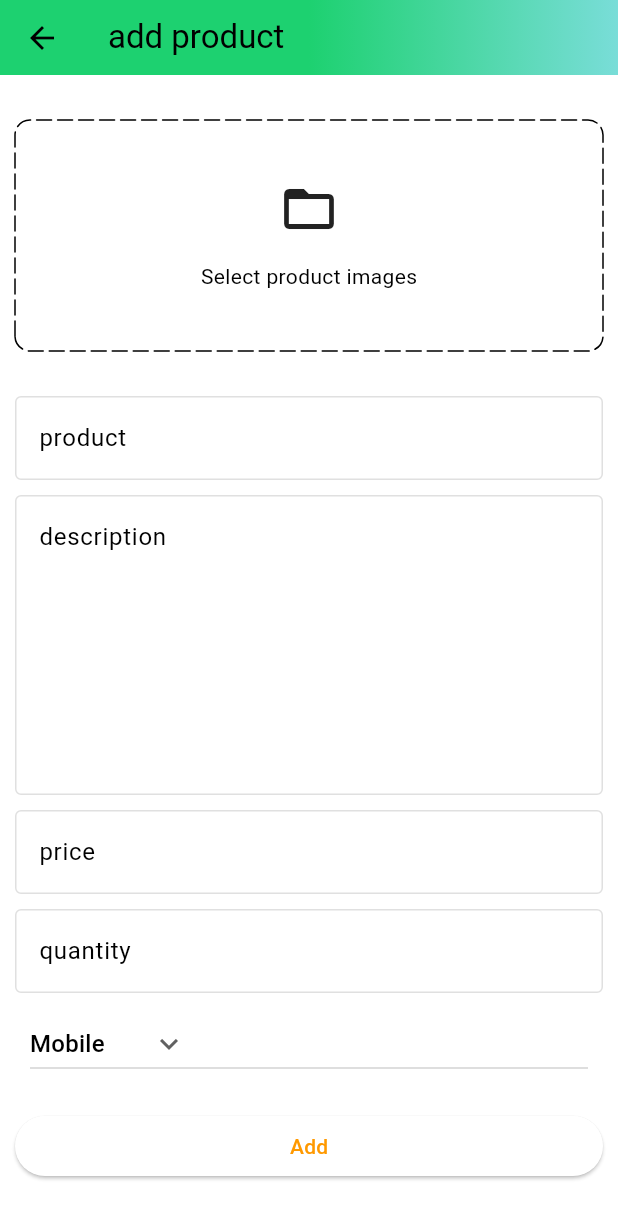
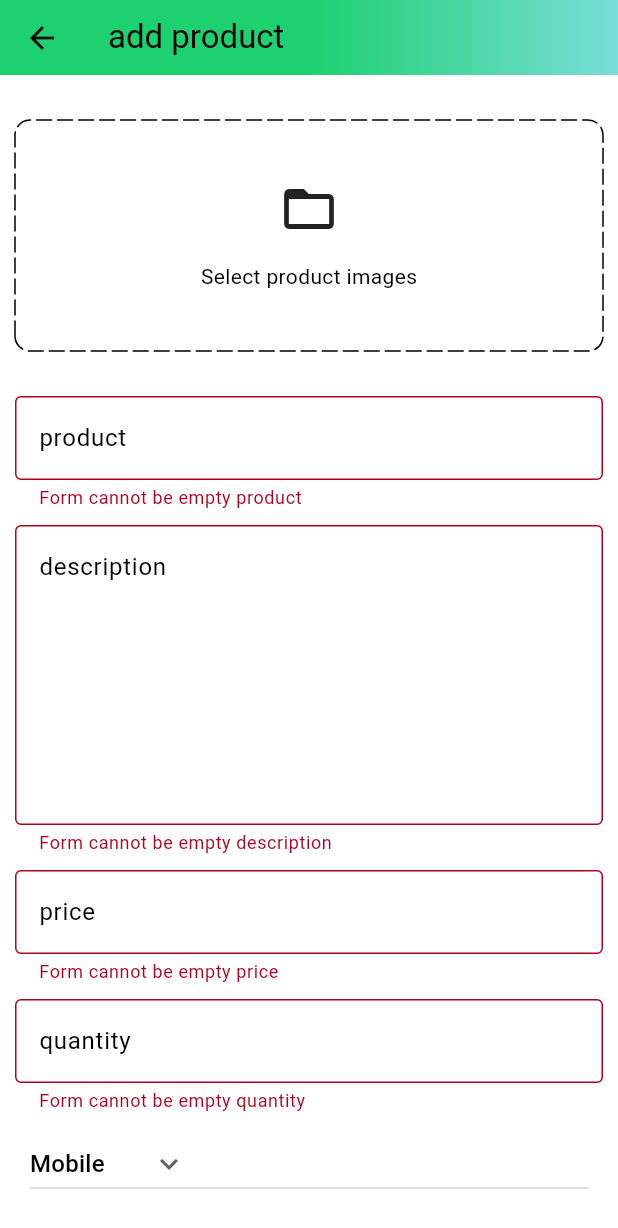
Before and after one commit to obasootoM/my_project, a Flutter app: the AddProduct screen opened by its route, after a tap on "Add", on a phone screen of 412 x 824 dp. Shown: the top 1228 px of the screen. Run offline on Flutter 3.47's test engine with Material 2 defaults, Android fonts, the phone set to English and light mode, and no system bars; drawn by our look-alikes of dotted_border; our stand-ins replace badges, carousel_slider, file_picker, shared_preferences; missing offline and left inert: cloudinary_public; accounts and stored records are empty.

Commit message:
adding admin screen

```diff
--- a/lib/common/widget/custom_button.dart
+++ b/lib/common/widget/custom_button.dart
@@ -8,6 +8,7 @@ class CustomButton extends StatelessWidget {
   @override
   Widget build(BuildContext context) {
     return ElevatedButton(
+
         onPressed: onTap,
         style: ElevatedButton.styleFrom(
           minimumSize: const Size(double.infinity, 40)
--- a/lib/constant/global_variablee.dart
+++ b/lib/constant/global_variablee.dart
@@ -1,7 +1,7 @@
 import 'package:flutter/material.dart';
 
 //
-String uri = "http://196.220.145.121:3000";
+String uri = "http://196.220.135.166:3000";
 class GlobalVariable {
   //color
   static const appGradient = LinearGradient(
--- a/lib/feautures/admin/screen/add_product.dart
+++ b/lib/feautures/admin/screen/add_product.dart
@@ -6,6 +6,7 @@ import 'package:flutter/material.dart';
 import 'package:my_project/common/widget/custom_button.dart';
 import 'package:my_project/common/widget/custom_textfield.dart';
 import 'package:my_project/constant/utilis.dart';
+import 'package:my_project/feautures/admin/services/admin_service.dart';
 
 import '../../../constant/global_variablee.dart';
 
@@ -22,12 +23,25 @@ class _AddProductState extends State<AddProduct> {
   final TextEditingController _descriptionEditingController = TextEditingController();
   final TextEditingController _priceEditingController = TextEditingController();
   final TextEditingController _quantityEditingController = TextEditingController();
+  final AdminService _adminService = AdminService();
+  final _addFormKey = GlobalKey<FormState>();
   List<File> images = [];
   void pickImage() async{
     var res = await pickFile();
     setState(() {
       images = res;
     });
+  }
+  void sellProduct() {
+    if (_addFormKey.currentState!.validate())
+    _adminService.sellProduct(
+        context: context,
+        name: _productEditingController.text,
+        description: _descriptionEditingController.text,
+        price: double.parse(_priceEditingController.text),
+        quantity: double.parse(_quantityEditingController.text),
+        category: category,
+        images: images);
   }
   @override
   void dispose() {
@@ -64,6 +78,7 @@ class _AddProductState extends State<AddProduct> {
       ),
       body: SingleChildScrollView(
         child: Form(
+          key: _addFormKey,
           child: Padding(
             padding: const EdgeInsets.all(10.0),
             child: Column(
@@ -133,9 +148,7 @@ class _AddProductState extends State<AddProduct> {
                           },
                         ),),),
                 const SizedBox(height: 10,),
-                CustomButton(hinText: 'Add', onTap: () {
-
-                })
+                CustomButton(hinText: 'Add', onTap: sellProduct)
               ],
             ),
           ),
--- a/lib/feautures/admin/screen/admin_screen.dart
+++ b/lib/feautures/admin/screen/admin_screen.dart
@@ -3,6 +3,7 @@ import 'package:my_project/feautures/admin/screen/posts_screen.dart';
 import '../../../constant/global_variablee.dart';
 
 class AdminScreen extends StatefulWidget {
+  static const String routeName = '/admin-screen';
   const AdminScreen({super.key});
 
   @override
--- a/lib/feautures/admin/services/admin_service.dart
+++ b/lib/feautures/admin/services/admin_service.dart
@@ -2,8 +2,18 @@ import 'dart:io';
 
 import 'package:cloudinary_public/cloudinary_public.dart';
 import 'package:flutter/material.dart';
+import 'package:my_project/constant/error_handling.dart';
 import 'package:my_project/constant/utilis.dart';
 import 'package:my_project/model/product.dart';
+
+import 'package:provider/provider.dart';
+
+import '../../../constant/global_variablee.dart';
+import 'package:http/http.dart' as http;
+
+import '../../../provider/user_provvider.dart';
+
+
 
 
 
@@ -19,6 +29,7 @@ class AdminService{
    required List<File> images
 
 }) async {
+    final userProvider = Provider.of<UserProvider>(context, listen: false);
     try{
       final cloudiary =  CloudinaryPublic('dmaa1jmon','oigrqbfj');
        List<File> imageUrl = [];
@@ -35,6 +46,20 @@ class AdminService{
           quantity: quantity,
           category: category,
           images: imageUrl);
+     http.Response res = await http.post(Uri.parse('$uri/admin/add-product'),
+        body: product.toJson(),
+        headers: {
+        'Content Type': 'application/json; charset=UTF-8',
+          'x-auth-token': userProvider.user.Token,
+        }
+      );
+      HttpResponseService(
+          response: res,
+          context: context,
+          onSuccess: (){
+            showSnackBar(context, 'product added successfully');
+            Navigator.pop(context);
+          });
     }catch(e) {
          showSnackBar(context, e.toString());
     }
--- a/lib/route.dart
+++ b/lib/route.dart
@@ -1,4 +1,5 @@
 import 'package:flutter/material.dart';
+import 'package:my_project/feautures/admin/screen/admin_screen.dart';
 import 'package:my_project/feautures/auth/screens/auth_screen.dart';
 import 'package:my_project/feautures/home/screen/home_screen.dart';
 
@@ -12,6 +13,10 @@ Route<dynamic> generateRoute(RouteSettings routeSettings) {
         return MaterialPageRoute(
             settings: routeSettings,
             builder: (_) => const AuthScreen());
+      case AdminScreen.routeName:
+        return MaterialPageRoute(
+            settings: routeSettings,
+            builder: (_) => const AdminScreen());
       case AddProduct.routeName:
         return MaterialPageRoute(
             settings: routeSettings,
```
Also changed, not shown: lib/feautures/auth/services/auth_service.dart (+23 -8 lines), lib/main.dart (+5 -6 lines), 1 other file.
